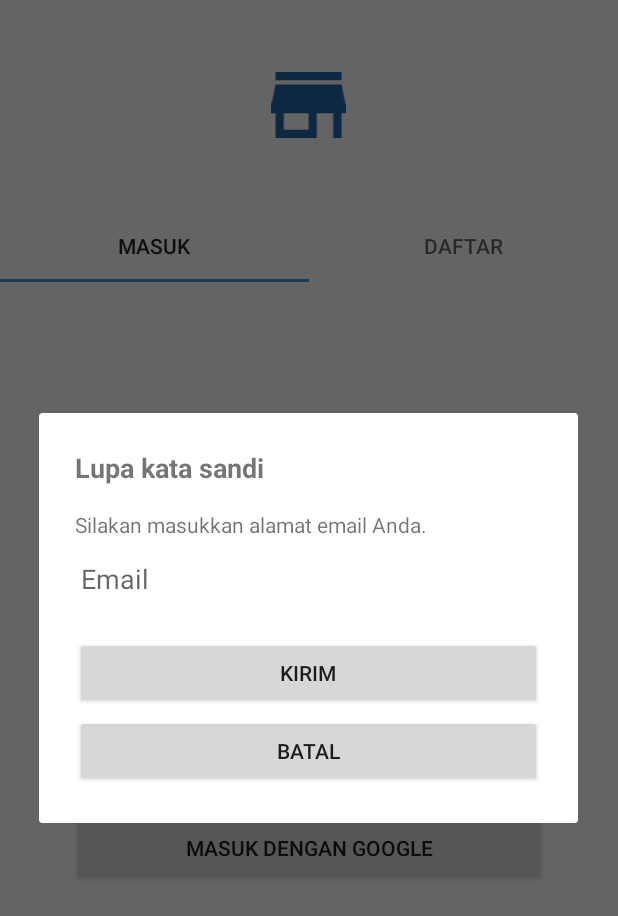
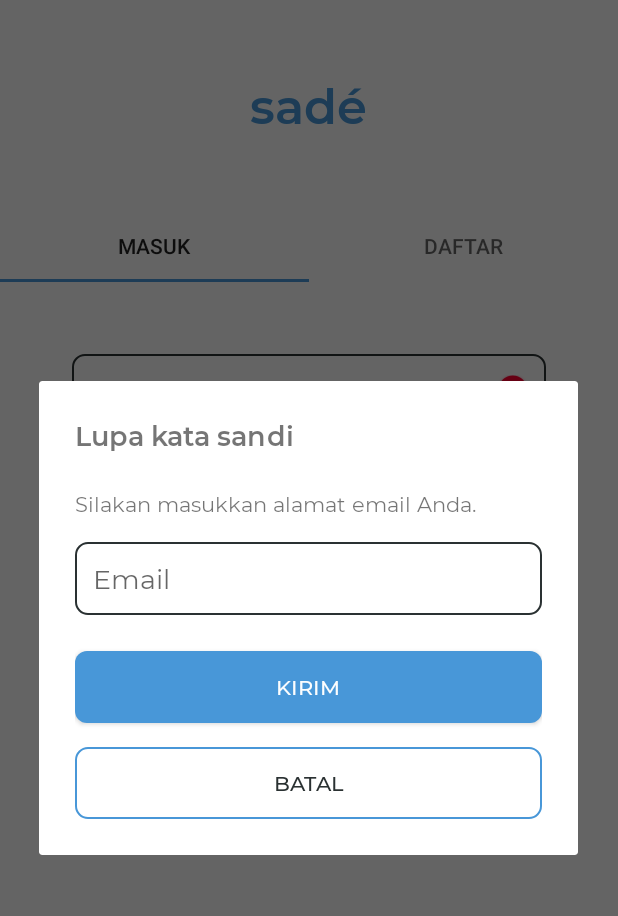
Before and after one commit to nngarfdn/Sade, an Android app: the screen it shows after launch (LoginActivity), after a tap on "LUPA KATA SANDI", on a phone screen of 412 x 824 dp. Shown: the top 916 px of the screen. Run offline under Robolectric (Android 15) with nearby library versions, the light colour scheme and no system bars; our stand-ins replace Firebase (no records; nobody signed in at launch, a user with empty details on screens opened directly); 1 other tap on this screen came first.

Commit message:
Fix layout, loading dialog

```diff
--- a/app/src/main/java/com/udindev/sade/customview/LoadingDialog.java
+++ b/app/src/main/java/com/udindev/sade/customview/LoadingDialog.java
@@ -7,24 +7,20 @@ import android.view.LayoutInflater;
 import com.udindev.sade.R;
 
 public class LoadingDialog {
-    private Activity activity;
     private AlertDialog dialog;
 
     public LoadingDialog(Activity activity){
-        this.activity = activity;
+        AlertDialog.Builder builder = new AlertDialog.Builder(activity);
+        LayoutInflater inflater = activity.getLayoutInflater();
+        builder.setView(inflater.inflate(R.layout.dialog_loading, null));
+        dialog = builder.create();
     }
 
-    public void showDialog(){
-        AlertDialog.Builder builder = new AlertDialog.Builder(activity);
-
-        LayoutInflater inflater = activity.getLayoutInflater();
-        builder.setView(inflater.inflate(R.layout.dialog_loading, null));
-
-        dialog = builder.create();
+    public void show(){
         dialog.show();
     }
 
-    public void dismissDialog(){
+    public void dismiss(){
         dialog.dismiss();
     }
 }
--- a/app/src/main/java/com/udindev/sade/fragment/RegisterFragment.java
+++ b/app/src/main/java/com/udindev/sade/fragment/RegisterFragment.java
@@ -73,7 +73,7 @@ public class RegisterFragment extends Fragment {
         if (!validateForm(name, email, password)) return;
         Log.d(TAG, "createAccount: " + email);
 
-        loadingDialog.showDialog();
+        loadingDialog.show();
 
         // Start create user with email
         firebaseAuth.createUserWithEmailAndPassword(email, password)
@@ -102,7 +102,7 @@ public class RegisterFragment extends Fragment {
                             showSnackbar(getActivity().findViewById(R.id.activity_login), "Email sudah terdaftar atau koneksi sedang bermasalah.");
                         }
 
-                        loadingDialog.dismissDialog();
+                        loadingDialog.dismiss();
                     }
                 });
     }
--- /dev/null
+++ b/app/src/main/res/drawable/background_button_outline_8dp.xml
@@ -0,0 +1,33 @@
+<?xml version="1.0" encoding="utf-8"?>
+<selector xmlns:android="http://schemas.android.com/apk/res/android">
+    <item android:state_pressed="true" >
+        <shape>
+            <solid
+                android:color="@color/white" />
+            <stroke
+                android:width="1dp"
+                android:color="@color/colorPrimaryDark" />
+            <corners
+                android:radius="8dp" />
+            <padding
+                android:left="0dp"
+                android:top="0dp"
+                android:right="0dp"
+                android:bottom="0dp" />
+        </shape>
+    </item>
+    <item>
+        <shape>
+            <stroke
+                android:width="1dp"
+                android:color="@color/colorPrimary" />
+            <corners
+                android:radius="8dp" />
+            <padding
+                android:left="0dp"
+                android:top="0dp"
+                android:right="0dp"
+                android:bottom="0dp" />
+        </shape>
+    </item>
+</selector>
--- /dev/null
+++ b/app/src/main/res/drawable/background_edit_text.xml
@@ -0,0 +1,9 @@
+<shape
+    xmlns:android="http://schemas.android.com/apk/res/android"
+    android:shape="rectangle">
+    <corners
+        android:radius="8dp"/>
+    <stroke
+        android:color="@color/black"
+        android:width="1dp"/>
+</shape>
--- a/app/src/main/res/layout/activity_login.xml
+++ b/app/src/main/res/layout/activity_login.xml
@@ -14,18 +14,21 @@
         android:orientation="vertical"
         android:gravity="center">
 
-        <androidx.appcompat.widget.AppCompatImageView
-            android:layout_width="50dp"
+        <TextView
+            android:layout_width="wrap_content"
             android:layout_height="wrap_content"
-            android:adjustViewBounds="true"
-            android:src="@drawable/ic_menu_usaha"/>
+            android:fontFamily="@font/mont_semibold"
+            android:text="@string/sad"
+            android:textSize="32sp"
+            android:textColor="@color/colorPrimary"/>
     </LinearLayout>
 
     <com.google.android.material.tabs.TabLayout
         android:id="@+id/tab_layout_login"
         android:layout_width="match_parent"
         android:layout_height="wrap_content"
-        app:tabIndicatorColor="@color/colorPrimary"/>
+        app:tabIndicatorColor="@color/colorPrimary"
+        android:fontFamily="@font/mont_bold"/>
 
     <androidx.viewpager.widget.ViewPager
         android:id="@+id/view_pager_login"
--- a/app/src/main/res/layout/dialog_loading.xml
+++ b/app/src/main/res/layout/dialog_loading.xml
@@ -10,7 +10,8 @@
     <ProgressBar
         android:layout_width="wrap_content"
         android:layout_height="wrap_content"
-        android:paddingBottom="16dp"/>
+        android:layout_marginBottom="16dp"
+        android:indeterminateTint="@color/colorPrimary"/>
 
     <TextView
         android:layout_width="wrap_content"
--- a/app/src/main/res/layout/dialog_reset_password.xml
+++ b/app/src/main/res/layout/dialog_reset_password.xml
@@ -12,32 +12,37 @@
         android:text="Lupa kata sandi"
         android:textStyle="bold"
         android:textSize="18sp"
-        android:layout_marginBottom="16dp"/>
+        android:layout_marginBottom="24dp"
+        android:fontFamily="@font/mont_semibold"/>
 
     <TextView
         android:layout_width="wrap_content"
         android:layout_height="wrap_content"
         android:text="Silakan masukkan alamat email Anda."
-        android:layout_marginBottom="4dp"/>
+        android:layout_marginBottom="16dp"
+        android:fontFamily="@font/mont_regular"/>
 
     <EditText
         android:id="@+id/edt_email_rp"
+        style="@style/EditText"
         android:layout_width="match_parent"
         android:layout_height="wrap_content"
         android:hint="Email"
         android:inputType="textEmailAddress"
-        android:layout_marginBottom="16dp"
+        android:layout_marginBottom="24dp"
         android:imeOptions="actionNext"/>
 
     <Button
         android:id="@+id/btn_send_rp"
+        style="@style/Button.Primary"
         android:layout_width="match_parent"
         android:layout_height="wrap_content"
         android:text="Kirim"
-        android:layout_marginBottom="4dp"/>
+        android:layout_marginBottom="16dp"/>
 
     <Button
         android:id="@+id/btn_cancel_rp"
+        style="@style/Button.Outline"
         android:layout_width="match_parent"
         android:layout_height="wrap_content"
         android:text="Batal"/>
--- a/app/src/main/res/layout/fragment_login.xml
+++ b/app/src/main/res/layout/fragment_login.xml
@@ -1,6 +1,5 @@
 <?xml version="1.0" encoding="utf-8"?>
-<LinearLayout
-    xmlns:android="http://schemas.android.com/apk/res/android"
+<LinearLayout xmlns:android="http://schemas.android.com/apk/res/android"
     xmlns:tools="http://schemas.android.com/tools"
     android:layout_width="match_parent"
     android:layout_height="match_parent"
@@ -11,25 +10,27 @@
 
     <EditText
         android:id="@+id/edt_email_login"
+        style="@style/EditText"
         android:layout_width="match_parent"
         android:layout_height="wrap_content"
         android:hint="Email"
         android:inputType="textEmailAddress"
         android:imeOptions="actionNext"
-        android:layout_marginTop="64dp"
-        android:layout_marginBottom="4dp"/>
+        android:layout_marginBottom="16dp"/>
 
     <EditText
         android:id="@+id/edt_password_login"
+        style="@style/EditText"
         android:layout_width="match_parent"
         android:layout_height="wrap_content"
         android:hint="Kata sandi"
         android:inputType="textPassword"
-        android:layout_marginBottom="4dp"
-        android:imeOptions="actionDone"/>
+        android:imeOptions="actionDone"
+        android:layout_marginBottom="16dp"/>
 
     <Button
         android:id="@+id/btn_email_login"
+        style="@style/Button.Primary"
         android:layout_width="match_parent"
         android:layout_height="wrap_content"
         android:text="Masuk"
@@ -44,17 +45,22 @@
         android:textAllCaps="true"
         android:textColor="@color/colorPrimary"
         android:textStyle="bold"
-        android:layout_marginBottom="12dp"/>
+        android:layout_marginBottom="16dp"
+        android:fontFamily="@font/mont_bold"/>
 
     <TextView
         android:layout_width="wrap_content"
         android:layout_height="wrap_content"
         android:text="atau"
-        android:layout_marginBottom="12dp"/>
+        android:layout_marginBottom="16dp"
+        android:fontFamily="@font/mont_regular"/>
 
     <Button
         android:id="@+id/btn_google_login"
+        style="@style/Button.Outline"
         android:layout_width="match_parent"
         android:layout_height="wrap_content"
-        android:text="Masuk dengan Google"/>
+        android:text="Masuk dengan Google"
+        android:textAllCaps="false"
+        android:fontFamily="@font/mont_semibold"/>
 </LinearLayout>
--- a/app/src/main/res/values/colors.xml
+++ b/app/src/main/res/values/colors.xml
@@ -2,5 +2,8 @@
 <resources>
     <color name="colorPrimary">#4897D8</color>
     <color name="colorPrimaryDark">#3877AB</color>
-    <color name="colorAccent">#FFFFFF</color>
+    <color name="colorAccent">@color/white</color>
+
+    <color name="black">#2A3132</color>
+    <color name="white">#FCFDFE</color>
 </resources>
--- a/app/src/main/res/values/strings.xml
+++ b/app/src/main/res/values/strings.xml
@@ -2,17 +2,16 @@
     <string name="app_name">Sade</string>
     <string name="cari">cari</string>
     <string name="sad">sadé</string>
-    <!-- TODO: Remove or change this placeholder text -->
     <string name="hello_blank_fragment">Hello blank fragment</string>
     <string name="tab_title_login">Masuk</string>
     <string name="tab_title_register">Daftar</string>
     <string name="hint_select_province">Pilih provinsi</string>
     <string name="hint_select_regency">Pilih kabupaten</string>
     <string name="hint_select_district">Pilih kecamatan</string>
-    <string name="favorite">Favorite</string>
+    <string name="favorite">Favorit</string>
 
     <string-array name="kategori">
-        <item>Pilih Kategori</item>
+        <item>Pilih kategori</item>
         <item>Semua</item>
         <item>Usaha</item>
         <item>Jasa</item>
--- a/app/src/main/res/values/styles.xml
+++ b/app/src/main/res/values/styles.xml
@@ -13,13 +13,13 @@
         <item name="android:layout_marginHorizontal" tools:ignore="NewApi">8dp</item>
         <item name="android:background">@android:color/transparent</item>
         <item name="android:drawableRight">@drawable/ic_icon_search</item>
-        <item name="android:outlineAmbientShadowColor" tools:ignore="NewApi">@android:color/white</item>
-        <item name="android:outlineSpotShadowColor" tools:ignore="NewApi">@android:color/white</item>
-        <item name="android:shadowColor">@android:color/white</item>
-        <item name="android:textColor">@android:color/white</item>
-        <item name="android:textColorHighlight">@android:color/white</item>
-        <item name="android:textColorHint">@android:color/white</item>
-        <item name="android:textColorLink">@android:color/white</item>
+        <item name="android:outlineAmbientShadowColor" tools:ignore="NewApi">@color/white</item>
+        <item name="android:outlineSpotShadowColor" tools:ignore="NewApi">@color/white</item>
+        <item name="android:shadowColor">@color/white</item>
+        <item name="android:textColor">@color/white</item>
+        <item name="android:textColorHighlight">@color/white</item>
+        <item name="android:textColorHint">@color/white</item>
+        <item name="android:textColorLink">@color/white</item>
     </style>
 
     <style name="ImageButtonMenu">
@@ -32,9 +32,28 @@
         <item name="android:layout_width">wrap_content</item>
         <item name="android:layout_height">wrap_content</item>
         <item name="android:layout_marginTop">8dp</item>
-        <item name="android:textColor">@android:color/white</item>
+        <item name="android:textColor">@color/white</item>
         <item name="android:textSize">10sp</item>
         <item name="android:fontFamily">@font/mont_medium</item>
     </style>
 
+    <style name="Button">
+        <item name="android:fontFamily">@font/mont_medium</item>
+    </style>
+
+    <style name="Button.Primary">
+        <item name="android:background">@drawable/background_button_round_8dp</item>
+        <item name="android:textColor">@color/white</item>
+    </style>
+
+    <style name="Button.Outline">
+        <item name="android:background">@drawable/background_button_outline_8dp</item>
+        <item name="android:textColor">@color/black</item>
+    </style>
+
+    <style name="EditText">
+        <item name="android:background">@drawable/background_edit_text</item>
+        <item name="android:padding">12dp</item>
+        <item name="android:fontFamily">@font/mont_regular</item>
+    </style>
 </resources>
```
Also changed, not shown: app/src/main/java/com/udindev/sade/fragment/LoginFragment.java (+4 -9 lines), app/src/main/java/com/udindev/sade/fragment/ProfileFragment.java (+30 -3 lines), app/src/main/res/layout/fragment_favorite.xml (+2 -5 lines), app/src/main/res/layout/fragment_profile.xml (+5 -6 lines), app/src/main/res/layout/fragment_register.xml (+7 -4 lines), app/src/main/res/menu/bottomnavigation_menu.xml (+4 -4 lines).
